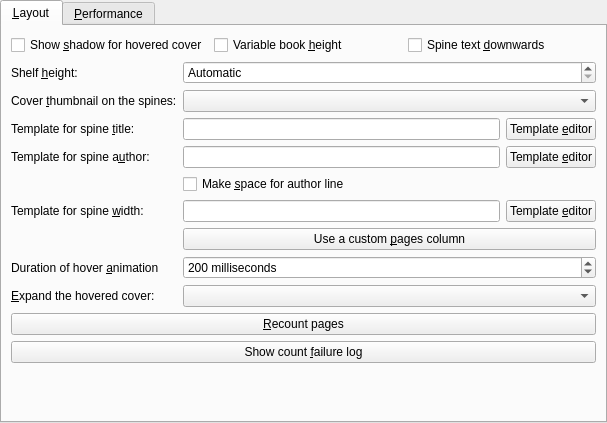
The window that src/calibre/gui2/preferences/look_feel_tabs/bookshelf_view.ui (kovidgoyal/calibre) describes before a commit, drawn with Qt 5.
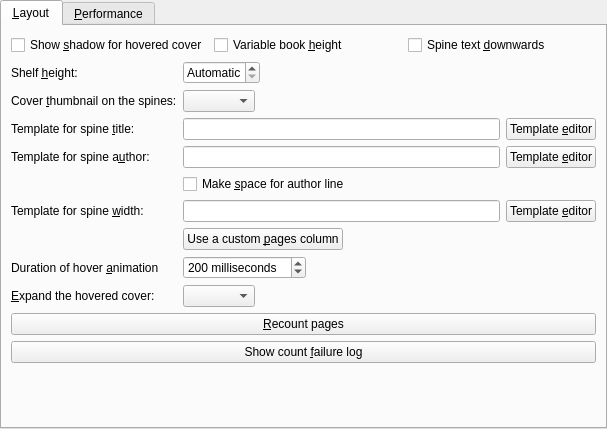
The same window after the commit. Custom widgets are drawn as their Qt base class.

```diff
--- a/src/calibre/gui2/preferences/look_feel_tabs/bookshelf_view.ui
+++ b/src/calibre/gui2/preferences/look_feel_tabs/bookshelf_view.ui
@@ -7,7 +7,7 @@
     <x>0</x>
     <y>0</y>
     <width>607</width>
-    <height>423</height>
+    <height>429</height>
    </rect>
   </property>
   <property name="currentIndex">
@@ -18,6 +18,9 @@
     <string>&amp;Layout</string>
    </attribute>
    <layout class="QFormLayout" name="formLayout">
+    <property name="fieldGrowthPolicy">
+     <enum>QFormLayout::ExpandingFieldsGrow</enum>
+    </property>
     <item row="0" column="0" colspan="2">
      <layout class="QHBoxLayout" name="horizontalLayout">
       <item>
```
Left out of the diff: 9 changed lines with no effect on the pictures.
